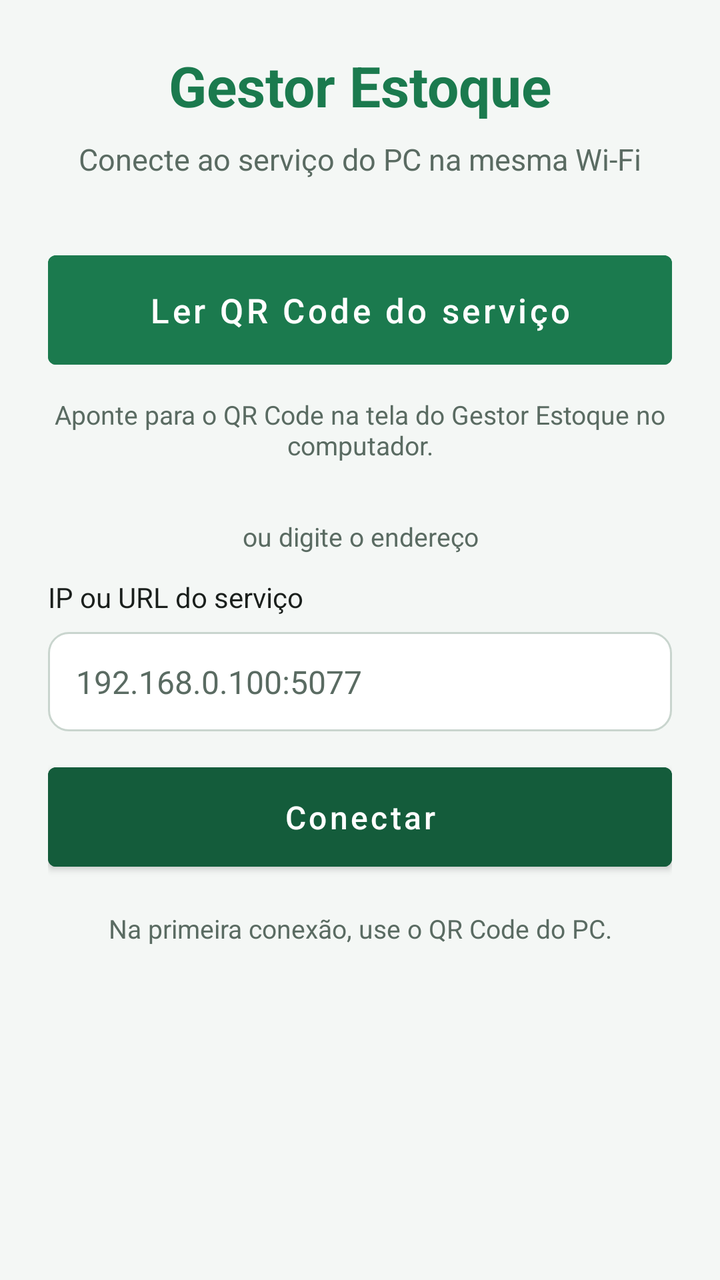
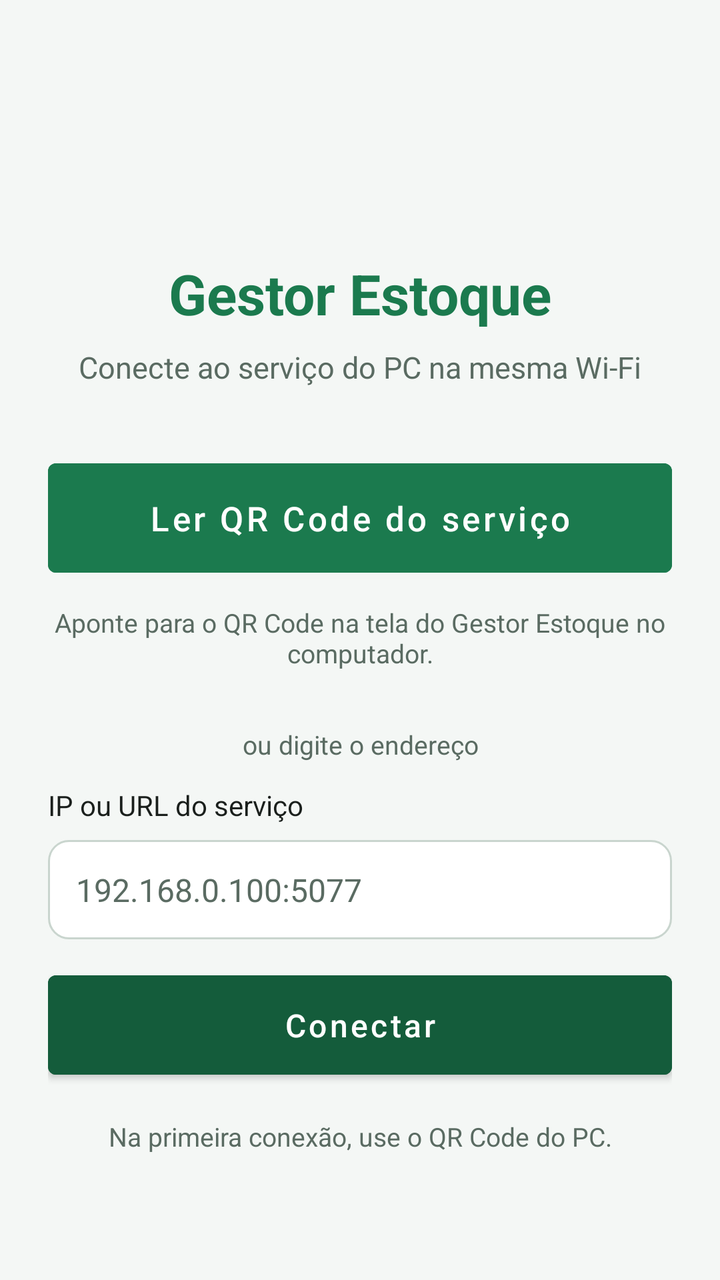

The first picture is an Android layout as it rendered before a commit; the second is the same layout after the commit. The layout source and the unified diff follow.
<!-- AndroidManifest.xml: application theme Theme.GestorEstoque -->
<!-- res/layout/activity_main.xml -->
<?xml version="1.0" encoding="utf-8"?>
<FrameLayout xmlns:android="http://schemas.android.com/apk/res/android"
    xmlns:app="http://schemas.android.com/apk/res-auto"
    android:layout_width="match_parent"
    android:layout_height="match_parent"
    android:background="@color/bg">

    <ScrollView
        android:id="@+id/connect_panel"
        android:layout_width="match_parent"
        android:layout_height="match_parent"
        android:fillViewport="true">

        <LinearLayout
            android:layout_width="match_parent"
            android:layout_height="wrap_content"
            android:gravity="center_horizontal"
            android:orientation="vertical"
            android:padding="24dp"
            android:paddingTop="48dp">

            <TextView
                android:layout_width="wrap_content"
                android:layout_height="wrap_content"
                android:text="@string/app_name"
                android:textColor="@color/brand"
                android:textSize="28sp"
                android:textStyle="bold" />

            <TextView
                android:layout_width="match_parent"
                android:layout_height="wrap_content"
                android:layout_marginTop="8dp"
                android:gravity="center"
                android:text="@string/subtitle"
                android:textColor="@color/muted"
                android:textSize="15sp" />

            <Button
                android:id="@+id/btn_scan_qr"
                android:layout_width="match_parent"
                android:layout_height="wrap_content"
                android:layout_marginTop="32dp"
                android:backgroundTint="@color/brand"
                android:padding="16dp"
                android:text="@string/scan_qr"
                android:textAllCaps="false"
                android:textColor="@android:color/white"
                android:textSize="17sp" />

            <TextView
                android:layout_width="match_parent"
                android:layout_height="wrap_content"
                android:layout_marginTop="10dp"
                android:gravity="center"
                android:text="@string/scan_qr_hint"
                android:textColor="@color/muted"
                android:textSize="13sp" />

            <TextView
                android:layout_width="match_parent"
                android:layout_height="wrap_content"
                android:layout_marginTop="28dp"
                android:gravity="center"
                android:text="@string/or_manual"
                android:textColor="@color/muted"
                android:textSize="13sp" />

            <TextView
                android:layout_width="match_parent"
                android:layout_height="wrap_content"
                android:layout_marginTop="12dp"
                android:text="@string/label_url"
                android:textColor="@color/text"
                android:textSize="14sp" />

            <EditText
                android:id="@+id/url_input"
                android:layout_width="match_parent"
                android:layout_height="wrap_content"
                android:layout_marginTop="8dp"
                android:background="@drawable/input_bg"
                android:hint="@string/url_hint"
                android:imeOptions="actionGo"
                android:inputType="textUri"
                android:padding="14dp"
                android:singleLine="true"
                android:textColor="@color/text"
                android:textColorHint="@color/muted"
                android:textSize="16sp" />

            <Button
                android:id="@+id/btn_connect"
                android:layout_width="match_parent"
                android:layout_height="wrap_content"
                android:layout_marginTop="12dp"
                android:backgroundTint="@color/brand_dark"
                android:padding="14dp"
                android:text="@string/connect"
                android:textAllCaps="false"
                android:textColor="@android:color/white"
                android:textSize="16sp" />

            <TextView
                android:id="@+id/status"
                android:layout_width="match_parent"
                android:layout_height="wrap_content"
                android:layout_marginTop="16dp"
                android:layout_marginBottom="24dp"
                android:gravity="center"
                android:text="@string/hint_connect"
                android:textColor="@color/muted"
                android:textSize="13sp" />
        </LinearLayout>
    </ScrollView>

    
    <LinearLayout
        android:id="@+id/browser_panel"
        android:layout_width="match_parent"
        android:layout_height="match_parent"
        android:orientation="vertical"
        android:visibility="gone">

        <LinearLayout
            android:layout_width="match_parent"
            android:layout_height="wrap_content"
            android:background="@color/brand_dark"
            android:gravity="center_vertical"
            android:orientation="horizontal"
            android:paddingStart="12dp"
            android:paddingTop="8dp"
            android:paddingEnd="8dp"
            android:paddingBottom="8dp">

            <TextView
                android:layout_width="0dp"
                android:layout_height="wrap_content"
                android:layout_weight="1"
                android:ellipsize="end"
                android:maxLines="1"
                android:text="@string/app_name"
                android:textColor="@android:color/white"
                android:textSize="14sp"
                android:textStyle="bold" />

            <Button
                android:id="@+id/btn_scan_product"
                android:layout_width="wrap_content"
                android:layout_height="36dp"
                android:layout_marginEnd="6dp"
                android:backgroundTint="@color/brand"
                android:minWidth="0dp"
                android:paddingLeft="12dp"
                android:paddingRight="12dp"
                android:text="@string/scan_product"
                android:textAllCaps="false"
                android:textColor="@android:color/white"
                android:textSize="12sp" />

            <Button
                android:id="@+id/btn_change_server"
                android:layout_width="wrap_content"
                android:layout_height="36dp"
                android:backgroundTint="#2A6B4E"
                android:minWidth="0dp"
                android:paddingLeft="12dp"
                android:paddingRight="12dp"
                android:text="@string/change_server"
                android:textAllCaps="false"
                android:textColor="@android:color/white"
                android:textSize="12sp" />
        </LinearLayout>

        <FrameLayout
            android:layout_width="match_parent"
            android:layout_height="0dp"
            android:layout_weight="1">

            <WebView
                android:id="@+id/webview"
                android:layout_width="match_parent"
                android:layout_height="match_parent" />

            <com.google.android.material.floatingactionbutton.FloatingActionButton
                android:id="@+id/fab_scan_barcode"
                android:layout_width="wrap_content"
                android:layout_height="wrap_content"
                android:layout_gravity="bottom|end"
                android:layout_margin="18dp"
                android:contentDescription="@string/scan_product"
                android:src="@android:drawable/ic_menu_camera"
                android:visibility="gone"
                app:backgroundTint="@color/brand"
                app:tint="@android:color/white" />
        </FrameLayout>
    </LinearLayout>

    <ProgressBar
        android:id="@+id/progress"
        style="?android:attr/progressBarStyleHorizontal"
        android:layout_width="match_parent"
        android:layout_height="3dp"
        android:layout_gravity="top"
        android:indeterminate="false"
        android:max="100"
        android:progressTint="@color/brand"
        android:visibility="gone" />
</FrameLayout>
<!-- resources referenced by this layout -->
<resources>
  <color name="bg">#F4F7F5</color>
  <color name="brand">#1B7A4E</color>
  <color name="brand_dark">#145C3B</color>
  <color name="muted">#5A6B62</color>
  <color name="text">#1A1F1C</color>
  <!-- drawable input_bg (drawable) -->
  <?xml version="1.0" encoding="utf-8"?>
  <shape xmlns:android="http://schemas.android.com/apk/res/android"
      android:shape="rectangle">
      <solid android:color="#FFFFFF" />
      <corners android:radius="10dp" />
      <stroke
          android:width="1dp"
          android:color="#C9D5CE" />
  </shape>
  <string name="app_name">Gestor Estoque</string>
  <string name="change_server">Trocar servidor</string>
  <string name="connect">Conectar</string>
  <string name="hint_connect">Na primeira conexão, use o QR Code do PC.</string>
  <string name="label_url">IP ou URL do serviço</string>
  <string name="or_manual">ou digite o endereço</string>
  <string name="scan_product">Ler código</string>
  <string name="scan_qr">Ler QR Code do serviço</string>
  <string name="scan_qr_hint">Aponte para o QR Code na tela do Gestor Estoque no computador.</string>
  <string name="subtitle">Conecte ao serviço do PC na mesma Wi‑Fi</string>
  <string name="url_hint">192.168.0.100:5077</string>
  <style name="Theme.GestorEstoque" parent="Theme.MaterialComponents.DayNight.NoActionBar">
          <item name="colorPrimary">@color/brand</item>
          <item name="colorPrimaryVariant">@color/brand_dark</item>
          <item name="colorOnPrimary">@android:color/white</item>
          <item name="android:statusBarColor">@color/brand_dark</item>
          <item name="android:navigationBarColor">@color/bg</item>
          <item name="android:windowBackground">@color/bg</item>
      </style>
</resources>

<!-- the commit's change to res/layout/activity_main.xml (unified diff, before → after) -->
@@ -19,7 +19,17 @@
             android:padding="24dp"
             android:paddingTop="48dp">
 
-            <TextView
+            <ImageView
+                android:id="@+id/img_emitente"
+                android:layout_width="88dp"
+                android:layout_height="88dp"
+                android:layout_marginBottom="16dp"
+                android:contentDescription="@string/app_name"
+                android:scaleType="fitCenter"
+                android:src="@mipmap/ic_launcher" />
+
+            <TextView
+                android:id="@+id/txt_empresa"
                 android:layout_width="wrap_content"
                 android:layout_height="wrap_content"
                 android:text="@string/app_name"
<!-- resource entries referenced after the edit -->
@@ -15,6 +15,12 @@
           android:width="1dp"
           android:color="#C9D5CE" />
   </shape>
+  <!-- mipmap ic_launcher (mipmap-anydpi-v26) -->
+  <?xml version="1.0" encoding="utf-8"?>
+  <adaptive-icon xmlns:android="http://schemas.android.com/apk/res/android">
+      <background android:drawable="@color/ic_launcher_background" />
+      <foreground android:drawable="@drawable/ic_launcher_foreground" />
+  </adaptive-icon>
   <string name="app_name">Gestor Estoque</string>
   <string name="change_server">Trocar servidor</string>
   <string name="connect">Conectar</string>
@@ -34,5 +40,7 @@
           <item name="android:navigationBarColor">@color/bg</item>
           <item name="android:windowBackground">@color/bg</item>
       </style>
+  <color name="ic_launcher_background">#1E3A5F</color>
+  <!-- drawable ic_launcher_foreground: png bitmap (drawable-nodpi, 4868 bytes) -->
 </resources>
 
